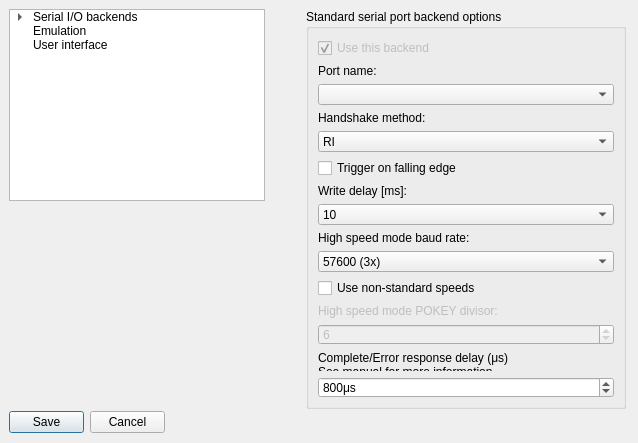
First picture: the form in optionsdialog.ui, repository RespeQt/RespeQt, before the edit.
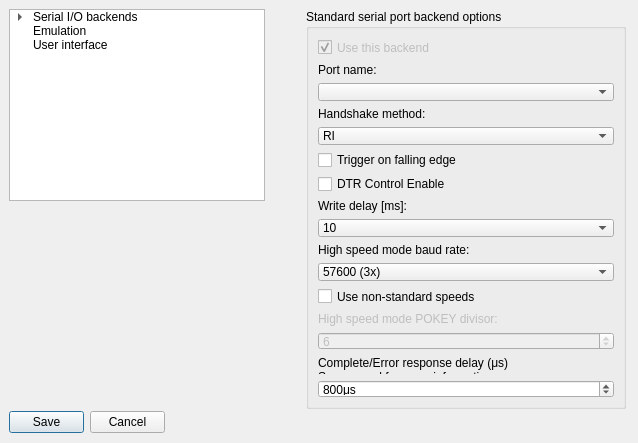
Second picture: the form after the edit.

Commit message: Revert changes of the serial port settings + Add checkbox for DTR Enable Control

What changed in the file:
```diff
--- a/optionsdialog.ui
+++ b/optionsdialog.ui
@@ -216,6 +216,13 @@
           </property>
          </widget>
         </item>
+        <item>
+         <widget class="QCheckBox" name="serialPortDTRControlEnable">
+          <property name="text">
+           <string>DTR Control Enable</string>
+          </property>
+         </widget>
+        </item>
         <item>
          <widget class="QLabel" name="serialPortWriteDelayLabel">
           <property name="enabled">
```
The commit also changes 4 other files.
